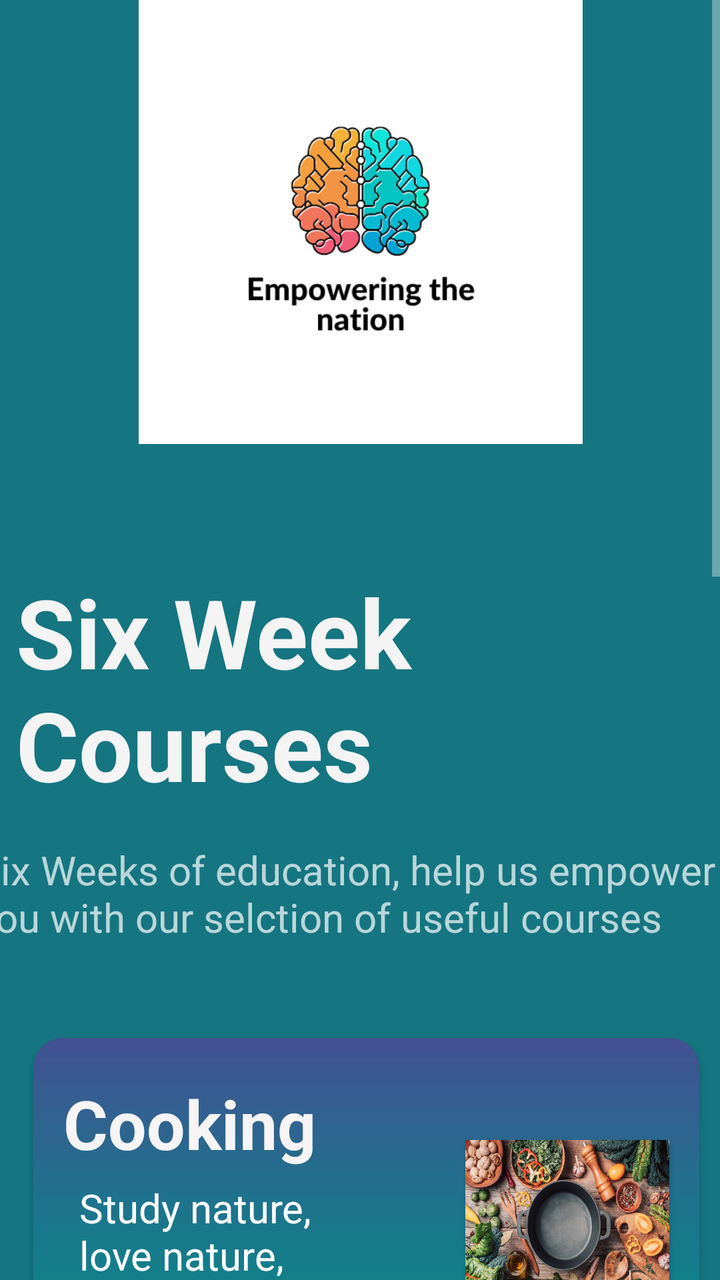
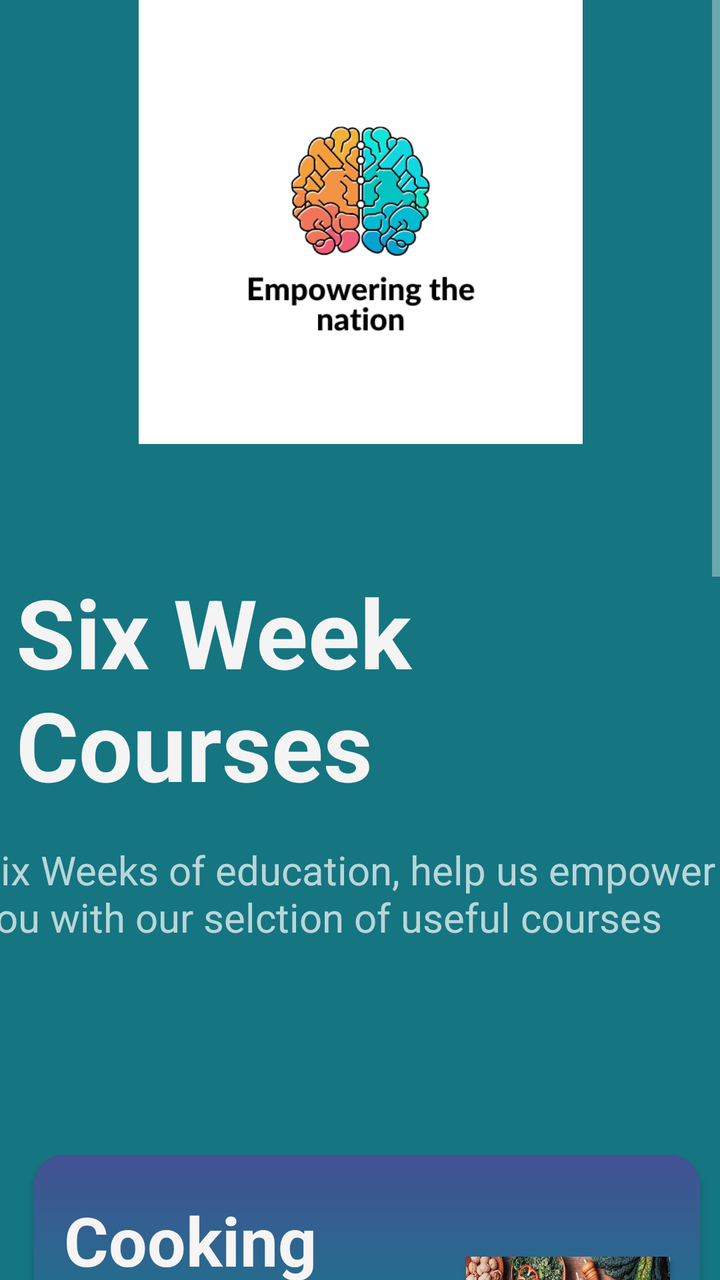

Two renders of the same Android screen: before a commit and after it. Below are the layout's source before the change and the commit's diff.
<!-- AndroidManifest.xml: application theme Theme.AppCompat -->
<!-- res/layout/fragment_six_week_courses.xml -->
<?xml version="1.0" encoding="utf-8"?>
<ScrollView xmlns:android="http://schemas.android.com/apk/res/android"
    xmlns:app="http://schemas.android.com/apk/res-auto"
    xmlns:tools="http://schemas.android.com/tools"
    android:id="@+id/ScrollViewMonths"
    android:layout_width="match_parent"
    android:layout_height="match_parent">

    <FrameLayout
        android:layout_width="match_parent"
        android:layout_height="match_parent"
        android:background="#157581">

        <androidx.constraintlayout.widget.ConstraintLayout
            android:layout_width="match_parent"
            android:layout_height="1420dp"
            android:background="#157581"
            tools:context=".SixWeekCoursesFragment">


            <TextView
                android:id="@+id/textViewWeeks"
                android:layout_width="352dp"
                android:layout_height="113dp"
                android:background="#157581"
                android:text="Six Week Courses"
                android:textColor="#F4F4F4"
                android:textSize="48sp"
                android:textStyle="bold"
                app:layout_constraintBottom_toBottomOf="parent"
                app:layout_constraintEnd_toEndOf="parent"
                app:layout_constraintHorizontal_bias="1.0"
                app:layout_constraintStart_toStartOf="parent"
                app:layout_constraintTop_toTopOf="parent"
                app:layout_constraintVertical_bias="0.217" />

            <ImageView
                android:id="@+id/imageView"
                android:layout_width="420dp"
                android:layout_height="222dp"
                app:layout_constraintEnd_toEndOf="parent"
                app:layout_constraintStart_toStartOf="parent"
                app:layout_constraintTop_toTopOf="parent"
                app:srcCompat="@drawable/thumbnail_img_7280" />


            <androidx.cardview.widget.CardView
                android:id="@+id/cardView8"
                android:layout_width="333dp"
                android:layout_height="157dp"
                app:cardCornerRadius="15dp"
                app:cardPreventCornerOverlap="true"
                app:layout_constraintBottom_toBottomOf="parent"
                app:layout_constraintEnd_toEndOf="parent"
                app:layout_constraintHorizontal_bias="0.636"
                app:layout_constraintStart_toStartOf="parent"
                app:layout_constraintTop_toTopOf="parent"
                app:layout_constraintVertical_bias="0.792">


                <RelativeLayout
                    android:id="@+id/relativeLayout8"
                    android:layout_width="match_parent"
                    android:layout_height="match_parent"
                    android:background="@drawable/grasient_drawable"
                    android:minHeight="100dp"
                    android:padding="10dp"
                    app:layout_constraintEnd_toEndOf="@+id/cardView"
                    app:layout_constraintStart_toStartOf="@+id/cardView"
                    app:layout_constraintTop_toTopOf="@+id/cardView">

                    <TextView
                        android:id="@+id/textViewSub1Title8"
                        android:layout_width="323dp"
                        android:layout_height="87dp"
                        android:layout_alignParentStart="true"
                        android:layout_alignParentEnd="true"
                        android:layout_marginStart="0dp"
                        android:layout_marginEnd="45dp"
                        android:text="Garden Maintenance"
                        android:textColor="#F6F4F4"
                        android:textSize="34sp"
                        android:textStyle="bold" />

                    <TextView
                        android:layout_width="204dp"
                        android:layout_height="55dp"
                        android:layout_below="@id/textViewSub1Title8"
                        android:layout_alignParentStart="true"
                        android:layout_alignParentEnd="true"
                        android:layout_alignParentBottom="true"
                        android:layout_marginStart="19dp"
                        android:layout_marginTop="4dp"
                        android:layout_marginEnd="100dp"
                        android:layout_marginBottom="1dp"
                        android:text="Study nature, love nature,\nclose to nature"
                        android:textColor="#FFFFFF"
                        android:textSize="20sp" />

                    <Button
                        android:id="@+id/button5"
                        android:layout_width="112dp"
                        android:layout_height="104dp"
                        android:layout_alignParentStart="true"
                        android:layout_alignParentTop="true"
                        android:layout_alignParentEnd="true"
                        android:layout_alignParentBottom="true"
                        android:layout_marginStart="210dp"
                        android:layout_marginTop="28dp"
                        android:layout_marginEnd="1dp"
                        android:layout_marginBottom="15dp"
                        android:background="@drawable/garden"
                        android:textColor="#090909"
                        android:textSize="24sp" />

                </RelativeLayout>


            </androidx.cardview.widget.CardView>

            <androidx.cardview.widget.CardView
                android:id="@+id/cardView7"
                android:layout_width="333dp"
                android:layout_height="157dp"
                app:cardCornerRadius="15dp"
                app:cardPreventCornerOverlap="true"
                app:layout_constraintBottom_toBottomOf="parent"
                app:layout_constraintEnd_toEndOf="parent"
                app:layout_constraintHorizontal_bias="0.627"
                app:layout_constraintStart_toStartOf="parent"
                app:layout_constraintTop_toTopOf="parent"
                app:layout_constraintVertical_bias="0.607">

                <RelativeLayout
                    android:id="@+id/relativeLayout7"
                    android:layout_width="match_parent"
                    android:layout_height="match_parent"
                    android:background="@drawable/grasient_drawable"
                    android:minHeight="100dp"
                    android:padding="10dp"
                    app:layout_constraintEnd_toEndOf="@+id/cardView2"
                    app:layout_constraintStart_toStartOf="@+id/cardView2"
                    app:layout_constraintTop_toTopOf="@+id/cardView">

                    <TextView
                        android:id="@+id/textViewSub1Title7"
                        android:layout_width="230dp"
                        android:layout_height="60dp"
                        android:layout_alignParentStart="true"
                        android:layout_alignParentEnd="true"
                        android:layout_marginStart="5dp"
                        android:layout_marginEnd="88dp"
                        android:text="Child Minding"
                        android:textColor="#F6F4F4"
                        android:textSize="34sp"
                        android:textStyle="bold" />

                    <TextView
                        android:layout_width="150dp"
                        android:layout_height="99dp"
                        android:layout_below="@id/textViewSub1Title7"
                        android:layout_alignParentStart="true"
                        android:layout_alignParentEnd="true"
                        android:layout_alignParentBottom="true"
                        android:layout_marginStart="8dp"
                        android:layout_marginTop="0dp"
                        android:layout_marginEnd="160dp"
                        android:layout_marginBottom="0dp"
                        android:text="Study nature, love nature,\nclose to nature"
                        android:textColor="#FFFFFF"
                        android:textSize="20sp" />

                    <Button
                        android:id="@+id/button4"
                        android:layout_width="106dp"
                        android:layout_height="104dp"
                        android:layout_alignParentTop="true"
                        android:layout_alignParentEnd="true"
                        android:layout_alignParentBottom="true"
                        android:layout_marginTop="33dp"
                        android:layout_marginEnd="10dp"
                        android:layout_marginBottom="10dp"
                        android:background="@drawable/child_minding_1"
                        android:textColor="#090909"
                        android:textSize="24sp" />


                </RelativeLayout>


            </androidx.cardview.widget.CardView>

            <androidx.cardview.widget.CardView
                android:id="@+id/cardView6"
                android:layout_width="333dp"
                android:layout_height="157dp"
                app:cardCornerRadius="15dp"
                app:cardPreventCornerOverlap="true"
                app:layout_constraintBottom_toBottomOf="parent"
                app:layout_constraintEnd_toEndOf="parent"
                app:layout_constraintHorizontal_bias="0.62"
                app:layout_constraintStart_toStartOf="parent"
                app:layout_constraintTop_toTopOf="parent"
                app:layout_constraintVertical_bias="0.411">

                <RelativeLayout
                    android:id="@+id/relativeLayout6"
                    android:layout_width="match_parent"
                    android:layout_height="match_parent"
                    android:background="@drawable/grasient_drawable"
                    android:minHeight="100dp"
                    android:padding="10dp"
                    app:layout_constraintEnd_toEndOf="@+id/cardView3"
                    app:layout_constraintStart_toStartOf="@+id/cardView3"
                    app:layout_constraintTop_toTopOf="@+id/cardView3">

                    <TextView
                        android:id="@+id/textViewSub1Title6"
                        android:layout_width="249dp"
                        android:layout_height="68dp"
                        android:layout_alignParentStart="true"
                        android:layout_alignParentTop="true"
                        android:layout_alignParentEnd="true"
                        android:layout_marginStart="5dp"
                        android:layout_marginTop="10dp"
                        android:layout_marginEnd="138dp"
                        android:text="Cooking"
                        android:textColor="#F6F4F4"
                        android:textSize="34sp"
                        android:textStyle="bold" />

                    <TextView
                        android:layout_width="156dp"
                        android:layout_height="86dp"
                        android:layout_below="@id/textViewSub1Title6"
                        android:layout_alignParentStart="true"
                        android:layout_alignParentEnd="true"
                        android:layout_alignParentBottom="true"
                        android:layout_marginStart="13dp"
                        android:layout_marginTop="-17dp"
                        android:layout_marginEnd="154dp"
                        android:layout_marginBottom="0dp"
                        android:text="Study nature, love nature,\nclose to nature"
                        android:textColor="#FFFFFF"
                        android:textSize="20sp" />

                    <Button
                        android:id="@+id/button3"
                        android:layout_width="112dp"
                        android:layout_height="93dp"
                        android:layout_alignParentStart="true"
                        android:layout_alignParentTop="true"
                        android:layout_alignParentEnd="true"
                        android:layout_alignParentBottom="true"
                        android:layout_marginStart="206dp"
                        android:layout_marginTop="41dp"
                        android:layout_marginEnd="5dp"
                        android:layout_marginBottom="13dp"
                        android:background="@drawable/cooking"
                        android:textColor="#090909"
                        android:textSize="24sp" />


                </RelativeLayout>


            </androidx.cardview.widget.CardView>


            <TextView
                android:id="@+id/textView7"
                android:layout_width="382dp"
                android:layout_height="82dp"
                android:text="Six Weeks of education, help us empower you with our selction of useful courses "
                android:textSize="20sp"
                app:layout_constraintBottom_toBottomOf="parent"
                app:layout_constraintEnd_toEndOf="parent"
                app:layout_constraintHorizontal_bias="0.555"
                app:layout_constraintStart_toStartOf="parent"
                app:layout_constraintTop_toTopOf="parent"
                app:layout_constraintVertical_bias="0.315" />


        </androidx.constraintlayout.widget.ConstraintLayout>
    </FrameLayout>
</ScrollView>
<!-- resources referenced by this layout -->
<resources>
  <!-- drawable child_minding_1: jpg bitmap (drawable, 9848 bytes) -->
  <!-- drawable cooking: jpg bitmap (drawable, 98779 bytes) -->
  <!-- drawable garden: jpg bitmap (drawable, 10756 bytes) -->
  <!-- drawable grasient_drawable (drawable) -->
  <?xml version="1.0" encoding="utf-8"?>
  <shape
      android:shape = "rectangle"
      xmlns:android = "http://schemas.android.com/apk/res/android" >
  
      <gradient
          android:startColor = "#068b86"
          android:centerColor = "#1f728d"
          android:endColor = "#435193"
          android:angle = "90"
          android:type = "linear" />
  </shape>
  <!-- drawable thumbnail_img_7280: jpg bitmap (drawable, 73812 bytes) -->
</resources>

<!-- the commit's change to res/layout/fragment_six_week_courses.xml (unified diff, before → after) -->
@@ -17,6 +17,21 @@
             android:background="#157581"
             tools:context=".SixWeekCoursesFragment">
 
+
+            <Button
+                android:id="@+id/buttonBookNowCourses"
+                android:layout_width="234dp"
+                android:layout_height="92dp"
+                android:background="@drawable/grasient_drawable"
+                android:drawableRight="@drawable/ic_checkout_foreground"
+                android:text="Book Now!"
+                android:textColor="#4CAF50"
+                android:textSize="24sp"
+                app:layout_constraintBottom_toBottomOf="parent"
+                app:layout_constraintEnd_toEndOf="parent"
+                app:layout_constraintStart_toStartOf="parent"
+                app:layout_constraintTop_toTopOf="parent"
+                app:layout_constraintVertical_bias="0.876" />
 
             <TextView
                 android:id="@+id/textViewWeeks"
@@ -52,10 +67,10 @@
                 app:cardPreventCornerOverlap="true"
                 app:layout_constraintBottom_toBottomOf="parent"
                 app:layout_constraintEnd_toEndOf="parent"
-                app:layout_constraintHorizontal_bias="0.636"
-                app:layout_constraintStart_toStartOf="parent"
-                app:layout_constraintTop_toTopOf="parent"
-                app:layout_constraintVertical_bias="0.792">
+                app:layout_constraintHorizontal_bias="0.623"
+                app:layout_constraintStart_toStartOf="parent"
+                app:layout_constraintTop_toTopOf="parent"
+                app:layout_constraintVertical_bias="0.768">
 
 
                 <RelativeLayout
@@ -172,13 +187,13 @@
 
                     <Button
                         android:id="@+id/button4"
-                        android:layout_width="106dp"
-                        android:layout_height="104dp"
+                        android:layout_width="107dp"
+                        android:layout_height="71dp"
                         android:layout_alignParentTop="true"
                         android:layout_alignParentEnd="true"
                         android:layout_alignParentBottom="true"
-                        android:layout_marginTop="33dp"
-                        android:layout_marginEnd="10dp"
+                        android:layout_marginTop="66dp"
+                        android:layout_marginEnd="0dp"
                         android:layout_marginBottom="10dp"
                         android:background="@drawable/child_minding_1"
                         android:textColor="#090909"
@@ -189,6 +204,7 @@
 
 
             </androidx.cardview.widget.CardView>
+
 
             <androidx.cardview.widget.CardView
                 android:id="@+id/cardView6"
@@ -198,10 +214,10 @@
                 app:cardPreventCornerOverlap="true"
                 app:layout_constraintBottom_toBottomOf="parent"
                 app:layout_constraintEnd_toEndOf="parent"
-                app:layout_constraintHorizontal_bias="0.62"
-                app:layout_constraintStart_toStartOf="parent"
-                app:layout_constraintTop_toTopOf="parent"
-                app:layout_constraintVertical_bias="0.411">
+                app:layout_constraintHorizontal_bias="0.633"
+                app:layout_constraintStart_toStartOf="parent"
+                app:layout_constraintTop_toTopOf="parent"
+                app:layout_constraintVertical_bias="0.457">
 
                 <RelativeLayout
                     android:id="@+id/relativeLayout6"
@@ -266,7 +282,6 @@
 
             </androidx.cardview.widget.CardView>
 
-
             <TextView
                 android:id="@+id/textView7"
                 android:layout_width="382dp"
<!-- resource entries referenced after the edit -->
@@ -16,6 +16,22 @@
           android:angle = "90"
           android:type = "linear" />
   </shape>
+  <!-- drawable ic_checkout_foreground (drawable) -->
+  <vector xmlns:android="http://schemas.android.com/apk/res/android"
+      android:width="108dp"
+      android:height="108dp"
+      android:viewportWidth="24"
+      android:viewportHeight="24"
+      android:tint="#242424">
+    <group android:scaleX="0.58"
+        android:scaleY="0.58"
+        android:translateX="5.04"
+        android:translateY="5.04">
+      <path
+          android:fillColor="@android:color/white"
+          android:pathData="M7,18c-1.1,0 -1.99,0.9 -1.99,2S5.9,22 7,22s2,-0.9 2,-2S8.1,18 7,18zM17,18c-1.1,0 -1.99,0.9 -1.99,2s0.89,2 1.99,2s2,-0.9 2,-2S18.1,18 17,18zM8.1,13h7.45c0.75,0 1.41,-0.41 1.75,-1.03L21,4.96L19.25,4l-3.7,7H8.53L4.27,2H1v2h2l3.6,7.59l-1.35,2.44C4.52,15.37 5.48,17 7,17h12v-2H7L8.1,13zM12,2l4,4l-4,4l-1.41,-1.41L12.17,7L8,7l0,-2l4.17,0l-1.59,-1.59L12,2z"/>
+    </group>
+  </vector>
   <!-- drawable thumbnail_img_7280: jpg bitmap (drawable, 73812 bytes) -->
 </resources>
 
